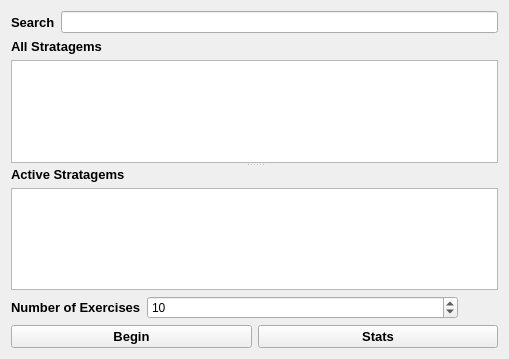
Old version of the form src/ui/main_menu.ui in the repository hgray2/stratadex.
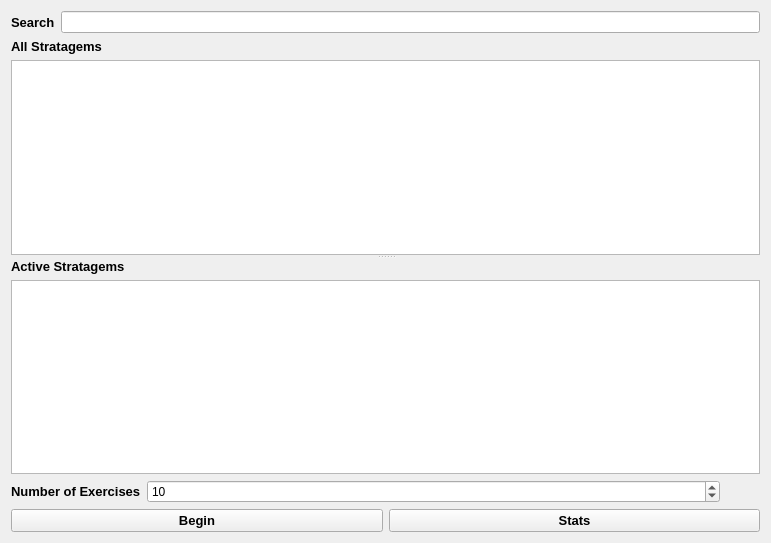
New version of the form.

```diff
--- a/src/ui/main_menu.ui
+++ b/src/ui/main_menu.ui
@@ -6,8 +6,8 @@
    <rect>
     <x>0</x>
     <y>0</y>
-    <width>509</width>
-    <height>359</height>
+    <width>771</width>
+    <height>543</height>
    </rect>
   </property>
   <property name="windowTitle">
@@ -74,7 +74,7 @@
        </item>
       </layout>
      </widget>
-     <widget class="QWidget" name="">
+     <widget class="QWidget" name="layoutWidget">
       <layout class="QVBoxLayout" name="active_strats_layout">
        <item>
         <widget class="QLabel" name="label_2">
```
